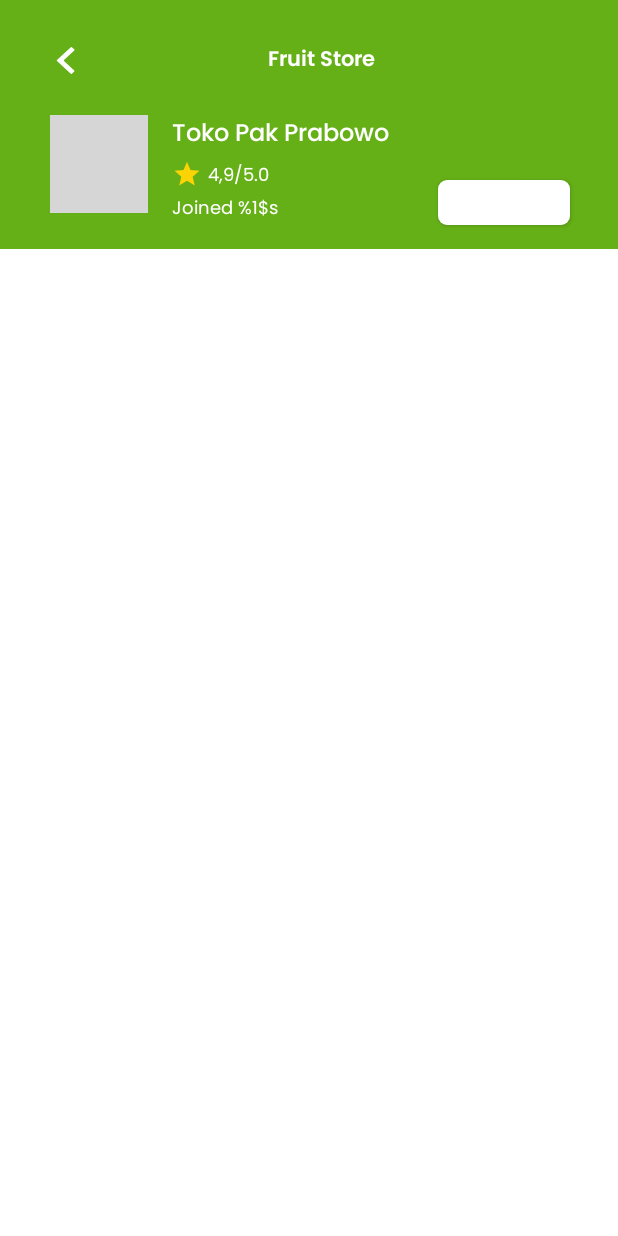
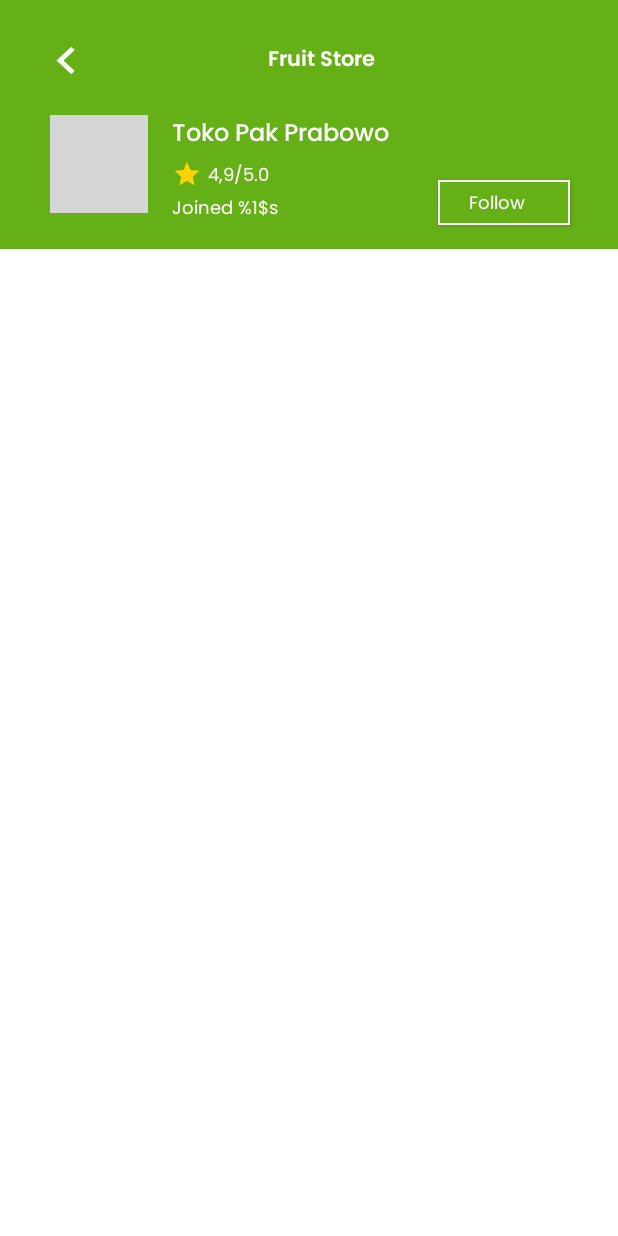
Before and after one commit to Fruitarians/fruitarians-android, an Android app: the layout activity_detail_fruit_store.xml on its own in the app's theme, with its tools: preview values and no code run, on a phone screen of 412 x 824 dp. Run offline under Robolectric (Android 15) with nearby library versions, the phone set to English and light mode, and no system bars; grey boxes are pictures that could not be loaded.

Commit message:
add resources background btn no membership

```diff
--- a/app/src/main/res/drawable/bg_btn_no_membership.xml
+++ b/app/src/main/res/drawable/bg_btn_no_membership.xml
@@ -1,5 +1,5 @@
 <?xml version="1.0" encoding="utf-8"?>
 <shape xmlns:android="http://schemas.android.com/apk/res/android">
-    <corners android:radius="6dp"/>
-    <solid android:color="@color/white"/>
+    <solid android:color="@color/green"/>
+    <stroke android:width="1.5dp" android:color="@color/white"/>
 </shape>
```
